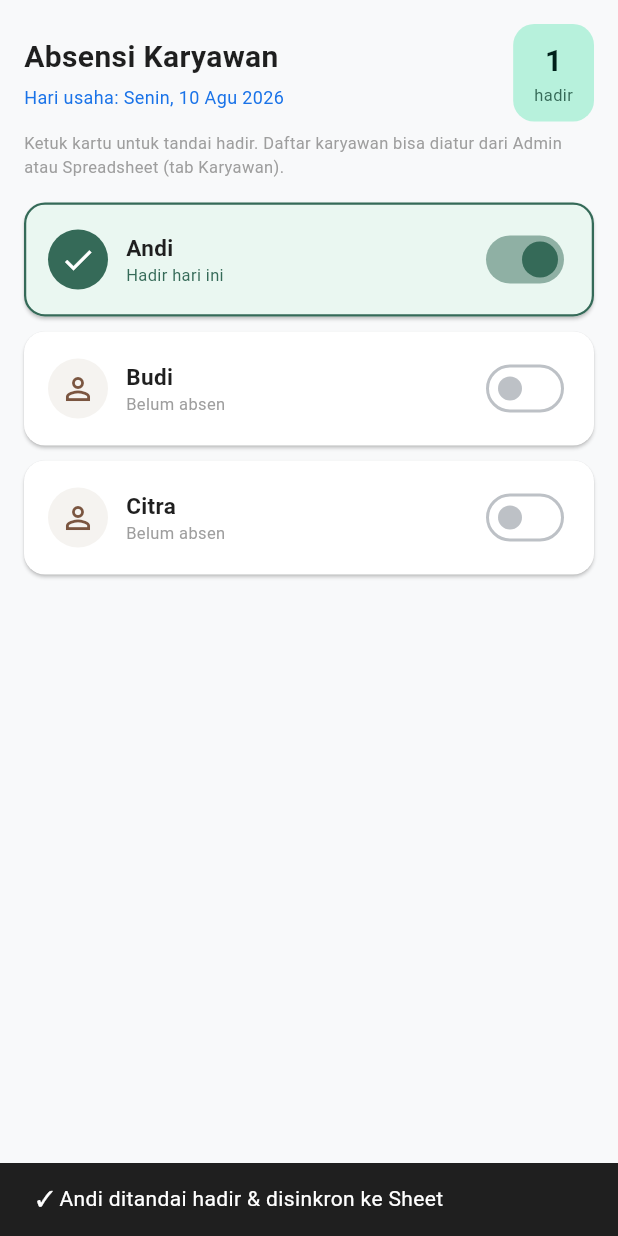
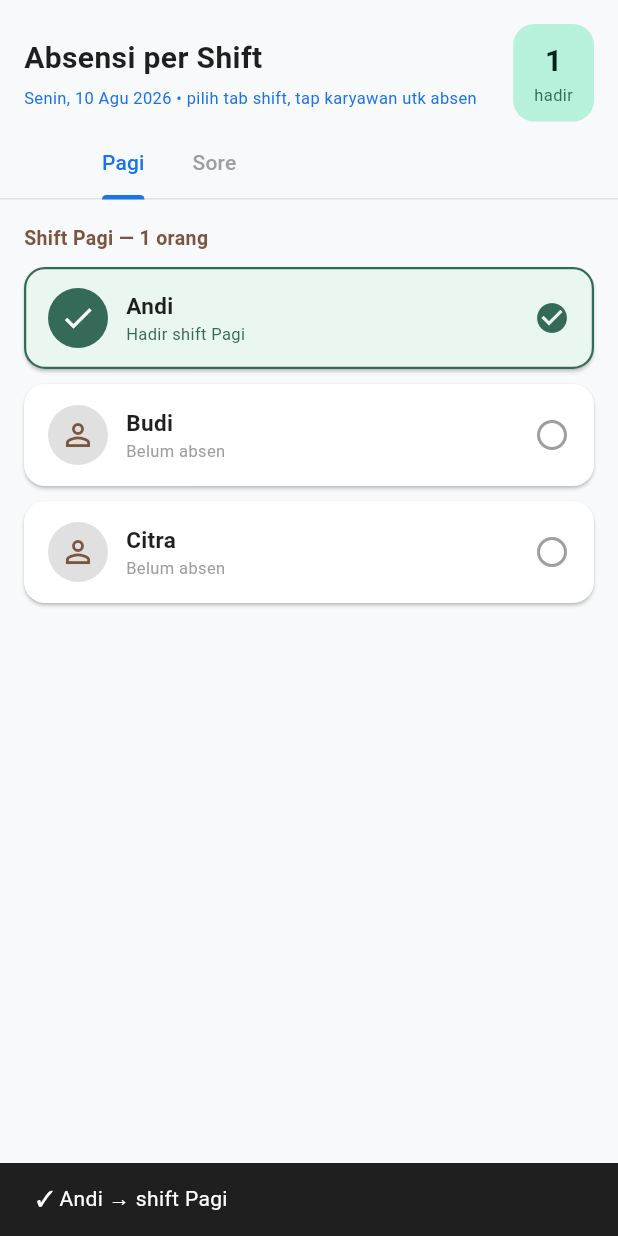
Before and after one commit to fikrisuhana/senyawa-cafe, a Flutter app: the AbsenScreen widget shown alone on an empty page, opened directly, after a tap on "Andi", on a phone screen of 412 x 824 dp. Run offline on Flutter 3.47's test engine with Material 3 defaults, Android fonts, the phone set to English and light mode, and no system bars; our stand-ins replace google_sign_in, shared_preferences, sqflite; missing offline and left inert: extension_google_sign_in_as_googleapis_auth, googleapis; accounts and stored records are empty; project files that could hold a hidden picture were left out.

Commit message:
feat: absen per-shift (TabBar) + shift diatur dari Spreadsheet
Model absen baru (per lo):
- Shift list DINAMIS dari Sheet: tab BARU 'Setup' (key,value), baris
  'shifts' = 'Pagi,Siang,Sore,Malam'. Owner atur di Sheet → app baca.
- App UI: TabBar shift di atas (Pagi|Siang|Sore|...) → geser antar shift
  → bawahnya list karyawan, tap utk absen di shift itu.
- Aturan 1 karyawan 1 shift/hari: tap shift lain → otomatis pindah
  (hapus shift lama). Visual: shift lain = warna abu 'sudah di shift X'.

Sinkron 2 arah per-shift:
- appendAttendance kirim NAMA shift (bukan Y/N).
- pullAttendance: ambil baris TERBARU per (karyawan,tgl) sbg sumber
  kebenaran. 1 org 1 shift. Backward-compat: nilai Y/Hadir/✓ lama
  di-normalisasi ke shift pertama daftar.
- Absensi_Matriks: isi sekarang NAMA shift (Pagi/Sore) via TEXTJOIN,
  bukan ✓.

DbHelper baru:
- setEmployeeShiftAttendance (atomic: hapus semua shift org+tgl →
  catat 1 shift). getShiftMapForDate (utk UI).

PosProvider: state _shifts, pull di performSync.

flutter analyze = 0 error (23 info cosmetik).

```diff
--- a/lib/providers/pos_provider.dart
+++ b/lib/providers/pos_provider.dart
@@ -20,6 +20,7 @@ class PosProvider extends ChangeNotifier {
   VoucherModel? _selectedVoucher;
   int _cashReceived = 0;
   bool _isLoading = true;
+  List<String> _shifts = ['Pagi', 'Sore']; // daftar shift (dari Sheet tab Setup)
 
   Timer? _syncTimer;
   DateTime _lastSyncTime = DateTime.now();
@@ -51,6 +52,7 @@ class PosProvider extends ChangeNotifier {
   int get cashReceived => _cashReceived;
   bool get isLoading => _isLoading;
   bool get isSyncing => _isSyncing;
+  List<String> get shifts => _shifts;
 
   String get syncStatusText {
     if (!_googleConnected) return 'Lokal · Google belum tersambung';
@@ -146,9 +148,15 @@ class PosProvider extends ChangeNotifier {
         await svc.pullMenuFromSheet(targetSheetId);
         try {
           await svc.pullEmployees(targetSheetId);
-          await svc.pullAttendance(targetSheetId);
+          // Pull daftar shift dulu (dipakai normalisasi absen backward-compat).
+          final newShifts = await svc.pullShifts(targetSheetId);
+          if (newShifts.isNotEmpty && !_listEq(newShifts, _shifts)) {
+            _shifts = newShifts;
+            notifyListeners();
+          }
+          await svc.pullAttendance(targetSheetId, validShifts: _shifts);
         } catch (e) {
-          debugPrint('Pull karyawan/absen dari Sheet gagal: $e');
+          debugPrint('Pull karyawan/absen/shift dari Sheet gagal: $e');
         }
         await loadCatalog();
 
@@ -413,6 +421,15 @@ class PosProvider extends ChangeNotifier {
     return true;
   }
 
+  /// Bandingkan 2 list string (urutan penting). Dipakai cek apakah shifts berubah.
+  bool _listEq(List<String> a, List<String> b) {
+    if (a.length != b.length) return false;
+    for (int i = 0; i < a.length; i++) {
+      if (a[i] != b[i]) return false;
+    }
+    return true;
+  }
+
   @override
   void dispose() {
     _syncTimer?.cancel();
--- a/lib/services/db_helper.dart
+++ b/lib/services/db_helper.dart
@@ -669,6 +669,49 @@ class DbHelper {
     return db.query('attendances', where: 'business_date = ?', whereArgs: [businessDate]);
   }
 
+  /// Set 1 shift utk 1 karyawan di 1 hari (aturan: 1 org = 1 shift/hari).
+  /// Hapus semua absen org+tgl lama → catat shift baru. Shift='' = batal (hapus doang).
+  Future<void> setEmployeeShiftAttendance(String employeeName, String businessDate, String shift) async {
+    final db = await database;
+    await db.delete('attendances',
+        where: 'employee_name = ? AND business_date = ?',
+        whereArgs: [employeeName, businessDate]);
+    if (shift.isNotEmpty) {
+      await db.insert('attendances', {
+        'employee_name': employeeName,
+        'business_date': businessDate,
+        'shift': shift,
+        'created_at': DateTime.now().toIso8601String(),
+        'synced': 0,
+      });
+    }
+  }
+
+  /// Ambil shift 1 karyawan di 1 hari (string, '' kalau belum absen).
+  Future<String> getEmployeeShiftToday(String employeeName, String businessDate) async {
+    final db = await database;
+    final res = await db.query('attendances',
+        where: 'employee_name = ? AND business_date = ?',
+        whereArgs: [employeeName, businessDate],
+        limit: 1);
+    if (res.isEmpty) return '';
+    return (res.first['shift'] ?? '').toString();
+  }
+
+  /// Ambil map { employeeName: shift } untuk 1 hari (utk UI absen).
+  Future<Map<String, String>> getShiftMapForDate(String businessDate) async {
+    final db = await database;
+    final res = await db.query('attendances',
+        where: 'business_date = ?', whereArgs: [businessDate]);
+    final map = <String, String>{};
+    for (final r in res) {
+      final name = (r['employee_name'] ?? '').toString();
+      final shift = (r['shift'] ?? '').toString();
+      if (name.isNotEmpty && shift.isNotEmpty) map[name] = shift;
+    }
+    return map;
+  }
+
   // ---------------- KAS / CASH ENTRIES ----------------
   Future<void> insertCashEntry({
     required String type, // IN | OUT
--- a/lib/services/google_sheet_service.dart
+++ b/lib/services/google_sheet_service.dart
@@ -50,6 +50,7 @@ class GoogleSheetService {
     'Restok_Log': ['waktu', 'nama_bahan', 'jumlah_tambah', 'satuan', 'stok_akhir'],
     'Absensi': ['hari_usaha', 'karyawan', 'hadir', 'waktu'],
     'Karyawan': ['nama', 'aktif', 'shift_status'],
+    'Setup': ['key', 'value'],
     'Menu_Terlaris': ['menu', 'total_qty', 'total_omzet', 'qty_bulan_ini', 'omzet_bulan_ini'],
   };
 
@@ -326,6 +327,12 @@ class GoogleSheetService {
       await pushEmployees(id);
     } catch (e) {
       debugPrint('Push karyawan gagal: $e');
+    }
+    // Push tab Setup (default shifts) kalau belum ada.
+    try {
+      await pushSetup(id);
+    } catch (e) {
+      debugPrint('Push setup gagal: $e');
     }
 
     // Isi/segarkan tab laporan.
@@ -1003,13 +1010,11 @@ class GoogleSheetService {
         final dateStr = '$ym-${d.toString().padLeft(2, '0')}';
         final row = <Object?>[d];
         for (final name in emps) {
+          // Tampilkan shift yg ada utk org+tgl ini (TEXTJOIN semua nilai unik,
+          // exclude "Y"/"Hadir"/kosong backward-compat). Kalau kosong → sel kosong.
           row.add(
-            '=IF(OR('
-            'COUNTIFS(Absensi!A:A,"$dateStr",Absensi!B:B,"$name",Absensi!C:C,"Y")>0,'
-            'COUNTIFS(Absensi!A:A,"$dateStr",Absensi!B:B,"$name",Absensi!C:C,"Hadir")>0,'
-            'COUNTIFS(Absensi!A:A,"$dateStr",Absensi!B:B,"$name",Absensi!C:C,"Pagi")>0,'
-            'COUNTIFS(Absensi!A:A,"$dateStr",Absensi!B:B,"$name",Absensi!C:C,"Sore")>0'
-            '),"✓","")',
+            '=IFERROR(TEXTJOIN(", ",TRUE,UNIQUE(FILTER(Absensi!C2:C,'
+            '(Absensi!A2:A="$dateStr")*(Absensi!B2:B="$name")*(Absensi!C2:C<>"")*(Absensi!C2:C<>"Y")*(Absensi!C2:C<>"N")))),"")',
           );
         }
         values.add(row);
@@ -1172,15 +1177,16 @@ class GoogleSheetService {
   }
 
   /// Export / append 1 baris absensi ke tab Absensi di Google Sheet.
-  /// Format presence-only: hadir = 'Y' / tidak = 'N'.
-  Future<void> appendAttendance(String id, String businessDate, String employeeName, bool hadir) async {
+  /// Kolom: hari_usaha, karyawan, hadir(=nama shift), waktu.
+  /// Shift kosong ('') = batal/tidak hadir.
+  Future<void> appendAttendance(String id, String businessDate, String employeeName, String shift) async {
     if (_api == null) return;
     await _api!.spreadsheets.values.append(
       gs.ValueRange(values: [
         [
           businessDate,
           employeeName,
-          hadir ? 'Y' : 'N',
+          shift,
           DateTime.now().toIso8601String(),
         ]
       ]),
@@ -1400,39 +1406,106 @@ class GoogleSheetService {
     return n;
   }
 
+  /// Tulis tab Setup (key,value) — default shifts kalau kosong.
+  /// Owner bisa edit nilai 'shifts' di Sheet untuk atur daftar shift app.
+  Future<void> pushSetup(String id, {String defaultShifts = 'Pagi,Siang,Sore,Malam'}) async {
+    if (_api == null) return;
+    // Cek dulu apakah tab Setup sudah berisi.
+    List<List<Object?>> rows;
+    try {
+      final res = await _api!.spreadsheets.values.get(id, "'Setup'!A2:B100");
+      final existing = res.values ?? [];
+      // Kalau sudah ada baris 'shifts', pertahankan nilai owner.
+      if (existing.any((r) => r.isNotEmpty && r[0].toString() == 'shifts')) {
+        return; // jangan overwrite setting owner
+      }
+      rows = [
+        _tabs['Setup']!,
+        ['shifts', defaultShifts],
+      ];
+    } catch (_) {
+      rows = [
+        _tabs['Setup']!,
+        ['shifts', defaultShifts],
+      ];
+    }
+    await _writeTab(id, 'Setup', rows);
+    debugPrint('⚙️ Setup ditulis (shifts default: $defaultShifts).');
+  }
+
+  /// Baca daftar shift dari tab Setup (key='shifts', value='Pagi,Siang,...').
+  /// Dipakai app buat TabBar absen. Fallback default kalau tab/Sheet blom ada.
+  Future<List<String>> pullShifts(String id, {List<String> fallback = const ['Pagi', 'Sore']}) async {
+    if (_api == null) return fallback;
+    try {
+      final res = await _api!.spreadsheets.values.get(id, "'Setup'!A2:B100");
+      for (final r in res.values ?? <List<Object?>>[]) {
+        if (r.isNotEmpty && r[0].toString().trim() == 'shifts') {
+          final val = r.length > 1 ? r[1].toString() : '';
+          final list = val.split(',').map((s) => s.trim()).where((s) => s.isNotEmpty).toList();
+          return list.isEmpty ? fallback : list;
+        }
+      }
+    } catch (e) {
+      debugPrint('Pull shifts gagal: $e');
+    }
+    return fallback;
+  }
+
   /// Pull absensi dari tab Absensi (Sheet) → SQLite, untuk bulan berjalan.
-  /// Owner bisa tandai hadir langsung di Sheet (kolom hadir = Y) → app ikut.
-  /// AMAN & IDEMPOTEN: hanya menAMBAH hadir (recordAttendance upsert).
-  /// Baris 'N'/kosong di Sheet TIDAK menghapus absen app (anti corrupt: kalau Sheet
-  /// sengaja dikosongkan/ Salah edit, data absen app tetap aman). Pembatalan absen
-  /// dilakukan di app (yg akan hapus record lokal + diabaikan Sheet append-only).
-  Future<int> pullAttendance(String id) async {
+  /// Pull absensi dari tab Absensi (Sheet) → SQLite.
+  /// Aturan 1 karyawan 1 shift/hari: ambil baris TERBARU per (karyawan, tanggal)
+  /// sebagai sumber kebenaran. Kalau baris terbaru shift kosong → anggap batal.
+  /// AMAN: tidak hapus data app kalau Sheet error/kosong.
+  Future<int> pullAttendance(String id, {List<String>? validShifts}) async {
     if (_api == null) return 0;
-    final res = await _api!.spreadsheets.values.get(id, "'Absensi'!A2:C");
+    final res = await _api!.spreadsheets.values.get(id, "'Absensi'!A2:D");
     final rows = res.values ?? [];
     final db = DbHelper();
-    // Cache nama karyawan valid (anti input salah di Sheet).
     final knownEmps = <String>{};
     for (final e in await db.getEmployees()) {
       knownEmps.add((e['name'] ?? '').toString());
     }
-    int n = 0;
+    // Map key "name|bDate" → {shift, waktu} terbaru.
+    final Map<String, _SheetAbsenRow> latest = {};
     for (final r in rows) {
       if (r.length < 3) continue;
       final bDate = r[0].toString().trim();
       final name = r[1].toString().trim();
-      final hadirFlag = r[2].toString().trim().toUpperCase();
-      // Validasi: tanggal format YYYY-MM-DD & karyawan dikenal.
-      if (name.isEmpty || !knownEmps.contains(name)) continue;
+      final shift = r[2].toString().trim();
+      final waktu = r.length > 3 ? r[3].toString() : '';
+      if (!knownEmps.contains(name)) continue;
       if (!RegExp(r'^\d{4}-\d{2}-\d{2}$').hasMatch(bDate)) continue;
-      final bool hadir = hadirFlag == 'Y' || hadirFlag == 'TRUE' || hadirFlag == '1' || hadirFlag == '✓';
-      // Hanya catat HADIR. Tidak ada hapus otomatis (anti corrupt data app).
-      if (hadir) {
-        await db.recordAttendance(name, bDate, 'Hadir');
-        n++;
+      // Backward-compat: nilai Y/Hadir/✓ lama → anggap 'Pagi' (default).
+      String normShift = shift;
+      final up = shift.toUpperCase();
+      if (up == 'Y' || up == 'TRUE' || up == '1' || up == '✓' || up == 'HADIR') {
+        normShift = (validShifts != null && validShifts.isNotEmpty) ? validShifts.first : 'Pagi';
+      }
+      final key = '$name|$bDate';
+      final prev = latest[key];
+      if (prev == null || waktu.compareTo(prev.waktu) > 0) {
+        latest[key] = _SheetAbsenRow(shift: normShift, waktu: waktu);
       }
     }
-    debugPrint('⬇️ Pull absensi dari Sheet: $n baris hadir ditambahkan.');
+    int n = 0;
+    for (final entry in latest.entries) {
+      final parts = entry.key.split('|');
+      final name = parts[0];
+      final bDate = parts[1];
+      final shift = entry.value.shift;
+      // setEmployeeShiftAttendance: 1 org 1 shift. shift='' = batal/hapus.
+      await db.setEmployeeShiftAttendance(name, bDate, shift);
+      if (shift.isNotEmpty) n++;
+    }
+    debugPrint('⬇️ Pull absensi dari Sheet: ${latest.length} record (1 org 1 shift).');
     return n;
   }
 }
+
+/// Helper internal buat pullAttendance.
+class _SheetAbsenRow {
+  final String shift;
+  final String waktu;
+  _SheetAbsenRow({required this.shift, required this.waktu});
+}
--- a/lib/ui/screens/absen_screen.dart
+++ b/lib/ui/screens/absen_screen.dart
@@ -1,6 +1,8 @@
 import 'package:flutter/material.dart';
 import 'package:intl/intl.dart';
+import 'package:provider/provider.dart';
 import 'package:shared_preferences/shared_preferences.dart';
+import '../../providers/pos_provider.dart';
 import '../../services/db_helper.dart';
 import '../../services/google_sheet_service.dart';
 
@@ -13,12 +15,17 @@ class AbsenScreen extends StatefulWidget {
 
 class _AbsenScreenState extends State<AbsenScreen> {
   List<Map<String, dynamic>> _employees = [];
-  Set<String> _presentToday = {}; // nama karyawan yg hadir hari ini
+  /// Map nama karyawan → shift yg dipilih hari ini ('' = belum absen).
+  Map<String, String> _shiftToday = {};
   bool _isLoading = true;
+  late String _bDateKey;
 
   @override
   void initState() {
     super.initState();
+    final now = DateTime.now();
+    final bDate = now.hour < 6 ? now.subtract(const Duration(days: 1)) : now;
+    _bDateKey = DateFormat('yyyy-MM-dd').format(bDate);
     _loadAbsenData();
   }
 
@@ -26,7 +33,6 @@ class _AbsenScreenState extends State<AbsenScreen> {
     setState(() => _isLoading = true);
     final db = DbHelper();
 
-    // Default employees if empty
     var emps = await db.getEmployees();
     if (emps.isEmpty) {
       await db.insertEmployee('Andi');
@@ -34,112 +40,95 @@ class _AbsenScreenState extends State<AbsenScreen> {
       await db.insertEmployee('Citra');
       emps = await db.getEmployees();
     }
-
-    final now = DateTime.now();
-    final bDate = now.hour < 6 ? now.subtract(const Duration(days: 1)) : now;
-    final bDateKey = DateFormat('yyyy-MM-dd').format(bDate);
-
-    final atts = await db.getTodayAttendances(bDateKey);
-    // Hadir = ada baris absen (apa pun shift-nya: Pagi/Sore/Hadir/Y lama).
-    final present = <String>{};
-    for (final row in atts) {
-      final name = (row['employee_name'] ?? '').toString();
-      if (name.isNotEmpty) present.add(name);
-    }
+    final shiftMap = await db.getShiftMapForDate(_bDateKey);
 
     if (mounted) {
       setState(() {
         _employees = emps;
-        _presentToday = present;
+        _shiftToday = shiftMap;
         _isLoading = false;
       });
     }
   }
 
-  Future<void> _toggleHadir(String empName) async {
-    final now = DateTime.now();
-    final bDate = now.hour < 6 ? now.subtract(const Duration(days: 1)) : now;
-    final bDateKey = DateFormat('yyyy-MM-dd').format(bDate);
+  /// Toggle karyawan di shift tertentu.
+  /// Kalau karyawan SUDAH di shift ini → batal (set '').
+  /// Kalau karyawan di shift LAIN → pindah ke shift ini (aturan 1 org 1 shift).
+  Future<void> _toggleShift(String empName, String shift) async {
+    final current = _shiftToday[empName] ?? '';
+    final newShift = (current == shift) ? '' : shift;
 
-    final bool wasPresent = _presentToday.contains(empName);
-    if (!wasPresent) {
-      // Tandai HADIR → catat (dedup anti dobel) + sync ke Sheet.
-      await DbHelper().recordAttendance(empName, bDateKey, 'Hadir');
-      await DbHelper().updateEmployeeShift(empName, 'Hadir');
+    // Update lokal (atomic: 1 org 1 shift).
+    await DbHelper().setEmployeeShiftAttendance(empName, _bDateKey, newShift);
+    await DbHelper().updateEmployeeShift(empName, newShift);
 
+    // Sync ke Sheet.
     final prefs = await SharedPreferences.getInstance();
     final sheetId = prefs.getString('spreadsheet_id') ?? '';
     if (sheetId.isNotEmpty) {
       try {
-          // Pastikan service terhubung dulu (instance singleton bisa _api null
-          // kalau app baru buka & belum pernah sync).
         final svc = GoogleSheetService();
-          if (!svc.isConnected) {
-            await svc.signIn(interactive: false);
-          }
-          await svc.appendAttendance(sheetId, bDateKey, empName, true);
-          // Segarkan matriks absen di Sheet biar langsung ke-lihat.
+        if (!svc.isConnected) await svc.signIn(interactive: false);
+        await svc.appendAttendance(sheetId, _bDateKey, empName, newShift);
         await svc.pushAbsensiMatriks(sheetId);
       } catch (e) {
-          debugPrint('Append absensi ke Sheet gagal: $e');
+        debugPrint('Sync absen ke Sheet gagal: $e');
       }
     }
+
+    setState(() {
+      if (newShift.isEmpty) {
+        _shiftToday.remove(empName);
+      } else {
+        _shiftToday[empName] = newShift;
+      }
+    });
+
     if (mounted) {
       ScaffoldMessenger.of(context).showSnackBar(
-          SnackBar(content: Text('✓ $empName ditandai hadir & disinkron ke Sheet')),
-        );
-      }
-    } else {
-      // Batal hadir → hapus record (di app & abaikan di Sheet, append-only).
-      await DbHelper().removeAttendance(empName, bDateKey, 'Hadir');
-      await DbHelper().updateEmployeeShift(empName, '');
-      if (mounted) {
-        ScaffoldMessenger.of(context).showSnackBar(
-          SnackBar(content: Text('Kehadiran $empName dibatalkan')),
+        SnackBar(content: Text(newShift.isEmpty
+            ? 'Absen $empName dibatalkan'
+            : '✓ $empName → shift $newShift')),
       );
     }
   }
 
-    setState(() {
-      if (wasPresent) {
-        _presentToday.remove(empName);
-      } else {
-        _presentToday.add(empName);
-      }
-    });
-  }
-
   @override
   Widget build(BuildContext context) {
+    final pos = context.watch<PosProvider>();
+    final shifts = pos.shifts;
     final todayStr = DateFormat('EEEE, d MMM yyyy', 'id_ID').format(DateTime.now());
 
     if (_isLoading) {
       return const Center(child: CircularProgressIndicator(color: Color(0xFF1A73E8)));
     }
 
-    final hadirCount = _employees.where((e) => _presentToday.contains(e['name'] as String)).length;
+    if (shifts.isEmpty) {
+      return const Center(child: Text('Daftar shift kosong. Atur di Spreadsheet (tab Setup).'));
+    }
 
-    return RefreshIndicator(
-      onRefresh: _loadAbsenData,
-      color: const Color(0xFF1A73E8),
-      child: SingleChildScrollView(
-        physics: const AlwaysScrollableScrollPhysics(),
-        padding: const EdgeInsets.all(16),
+    final hadirCount = _shiftToday.length;
+    final emps2 = _employees.where((e) => e['active'] == 1).toList();
+
+    return DefaultTabController(
+      length: shifts.length,
       child: Column(
-          crossAxisAlignment: CrossAxisAlignment.start,
         children: [
-            Row(
+          // Header + info hari.
+          Padding(
+            padding: const EdgeInsets.fromLTRB(16, 16, 16, 4),
+            child: Row(
               mainAxisAlignment: MainAxisAlignment.spaceBetween,
               children: [
                 Expanded(
                   child: Column(
                     crossAxisAlignment: CrossAxisAlignment.start,
                     children: [
-                      const Text('Absensi Karyawan', style: TextStyle(fontWeight: FontWeight.bold, fontSize: 20)),
+                      const Text('Absensi per Shift', style: TextStyle(fontWeight: FontWeight.bold, fontSize: 20)),
                       const SizedBox(height: 4),
                       Text(
-                        'Hari usaha: $todayStr',
-                        style: const TextStyle(fontSize: 12, color: Color(0xFF1A73E8)),
+                        '$todayStr • pilih tab shift, tap karyawan utk absen',
+                        style: const TextStyle(fontSize: 11, color: Color(0xFF1A73E8)),
                       ),
                     ],
                   ),
@@ -159,23 +148,42 @@ class _AbsenScreenState extends State<AbsenScreen> {
                 ),
               ],
             ),
-            const SizedBox(height: 6),
-            const Text(
-              'Ketuk kartu untuk tandai hadir. Daftar karyawan bisa diatur dari Admin atau Spreadsheet (tab Karyawan).',
-              style: TextStyle(fontSize: 11, color: Colors.grey),
           ),
-            const SizedBox(height: 16),
+          // TabBar shift (geser antar shift).
+          TabBar(
+            isScrollable: true,
+            labelColor: const Color(0xFF1A73E8),
+            unselectedLabelColor: Colors.grey,
+            indicatorColor: const Color(0xFF1A73E8),
+            tabs: shifts.map((s) => Tab(text: s)).toList(),
+          ),
+          // List karyawan per shift.
+          Expanded(
+            child: TabBarView(
+              children: shifts.map((shift) => _buildShiftList(shift, emps2)).toList(),
+            ),
+          ),
+        ],
+      ),
+    );
+  }
 
-            // Daftar karyawan — kartu tap-to-toggle hadir.
-            ListView.builder(
-              shrinkWrap: true,
-              physics: const NeverScrollableScrollPhysics(),
-              itemCount: _employees.length,
-              itemBuilder: (context, index) {
-                final emp = _employees[index];
+  Widget _buildShiftList(String shift, List<Map<String, dynamic>> emps) {
+    final inThisShift = emps.where((e) => (_shiftToday[e['name'] as String] ?? '') == shift).length;
+    return RefreshIndicator(
+      onRefresh: _loadAbsenData,
+      color: const Color(0xFF1A73E8),
+      child: ListView(
+        padding: const EdgeInsets.all(16),
+        children: [
+          Text('Shift $shift — $inThisShift orang',
+              style: const TextStyle(fontWeight: FontWeight.bold, fontSize: 13, color: Color(0xFF7A5540))),
+          const SizedBox(height: 10),
+          ...emps.map((emp) {
             final empName = emp['name'] as String;
-                final isActive = (emp['active'] == 1);
-                final bool isPresent = _presentToday.contains(empName);
+            final currentShift = _shiftToday[empName] ?? '';
+            final bool inThis = currentShift == shift;
+            final bool inOther = currentShift.isNotEmpty && currentShift != shift;
 
             return Card(
               elevation: 1,
@@ -183,23 +191,23 @@ class _AbsenScreenState extends State<AbsenScreen> {
               shape: RoundedRectangleBorder(
                 borderRadius: BorderRadius.circular(14),
                 side: BorderSide(
-                      color: isPresent ? const Color(0xFF356A58) : Colors.transparent,
-                      width: isPresent ? 1.5 : 0,
+                  color: inThis ? const Color(0xFF356A58) : Colors.transparent,
+                  width: inThis ? 1.5 : 0,
                 ),
               ),
-                  color: isPresent ? const Color(0xFFEAF7F1) : Colors.white,
+              color: inThis ? const Color(0xFFEAF7F1) : (inOther ? const Color(0xFFF5F3F0) : Colors.white),
               child: InkWell(
                 borderRadius: BorderRadius.circular(14),
-                    onTap: isActive ? () => _toggleHadir(empName) : null,
+                onTap: () => _toggleShift(empName, shift),
                 child: Padding(
                   padding: const EdgeInsets.symmetric(horizontal: 16, vertical: 14),
                   child: Row(
                     children: [
                       CircleAvatar(
-                            backgroundColor: isPresent ? const Color(0xFF356A58) : const Color(0xFFF5F3F0),
+                        backgroundColor: inThis ? const Color(0xFF356A58) : const Color(0xFFE0E0E0),
                         child: Icon(
-                              isPresent ? Icons.check : Icons.person_outline,
-                              color: isPresent ? Colors.white : const Color(0xFF7A5540),
+                          inThis ? Icons.check : Icons.person_outline,
+                          color: inThis ? Colors.white : const Color(0xFF7A5540),
                         ),
                       ),
                       const SizedBox(width: 12),
@@ -209,30 +217,28 @@ class _AbsenScreenState extends State<AbsenScreen> {
                           children: [
                             Text(empName, style: const TextStyle(fontWeight: FontWeight.bold, fontSize: 15)),
                             Text(
-                                  isActive ? (isPresent ? 'Hadir hari ini' : 'Belum absen') : 'Nonaktif',
+                              inThis
+                                  ? 'Hadir shift $shift'
+                                  : (inOther ? 'Sudah di shift $currentShift (tap utk pindah)' : 'Belum absen'),
                               style: TextStyle(
                                 fontSize: 11,
-                                    color: isPresent ? const Color(0xFF356A58) : Colors.grey,
+                                color: inThis ? const Color(0xFF356A58) : (inOther ? Colors.orange : Colors.grey),
                               ),
                             ),
                           ],
                         ),
                       ),
-                          // Toggle switch besar biar gampang di-tap.
-                          Switch(
-                            value: isPresent,
-                            activeThumbColor: const Color(0xFF356A58),
-                            onChanged: isActive ? (v) => _toggleHadir(empName) : null,
+                      Icon(
+                        inThis ? Icons.check_circle : (inOther ? Icons.swap_horiz : Icons.radio_button_unchecked),
+                        color: inThis ? const Color(0xFF356A58) : (inOther ? Colors.orange : Colors.grey),
                       ),
                     ],
                   ),
                 ),
               ),
             );
-              },
-            ),
+          }),
         ],
-        ),
       ),
     );
   }
```
Lines whose indentation alone changed are shown as unchanged.
